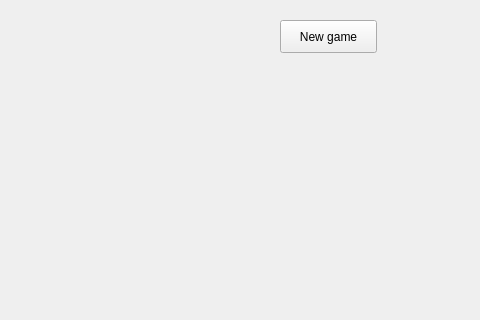
The window that GUI_project/mainwindow.ui (KuzmenkoNikita/ChessEngine) describes before a commit, drawn with Qt 5; both pictures show x 320 to 800 and y 0 to 320 of the 800 by 642 pixel window.
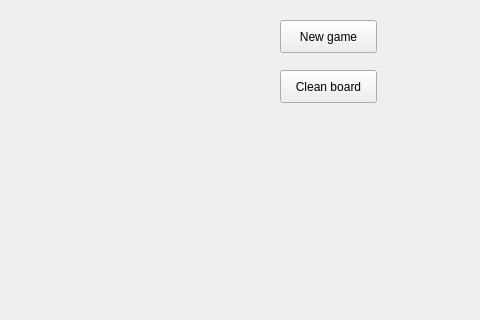
The same window after the commit.

Commit message:
Implemented "Clean board" button
Closes #5

```diff
--- a/GUI_project/mainwindow.ui
+++ b/GUI_project/mainwindow.ui
@@ -38,6 +38,19 @@
      <string>New game</string>
     </property>
    </widget>
+   <widget class="QPushButton" name="clean_board_button">
+    <property name="geometry">
+     <rect>
+      <x>600</x>
+      <y>70</y>
+      <width>97</width>
+      <height>33</height>
+     </rect>
+    </property>
+    <property name="text">
+     <string>Clean board</string>
+    </property>
+   </widget>
   </widget>
   <widget class="QMenuBar" name="menubar">
    <property name="geometry">
```
Left out of the diff: 2 changed lines with no effect on the pictures. The commit also changes 7 other files.
